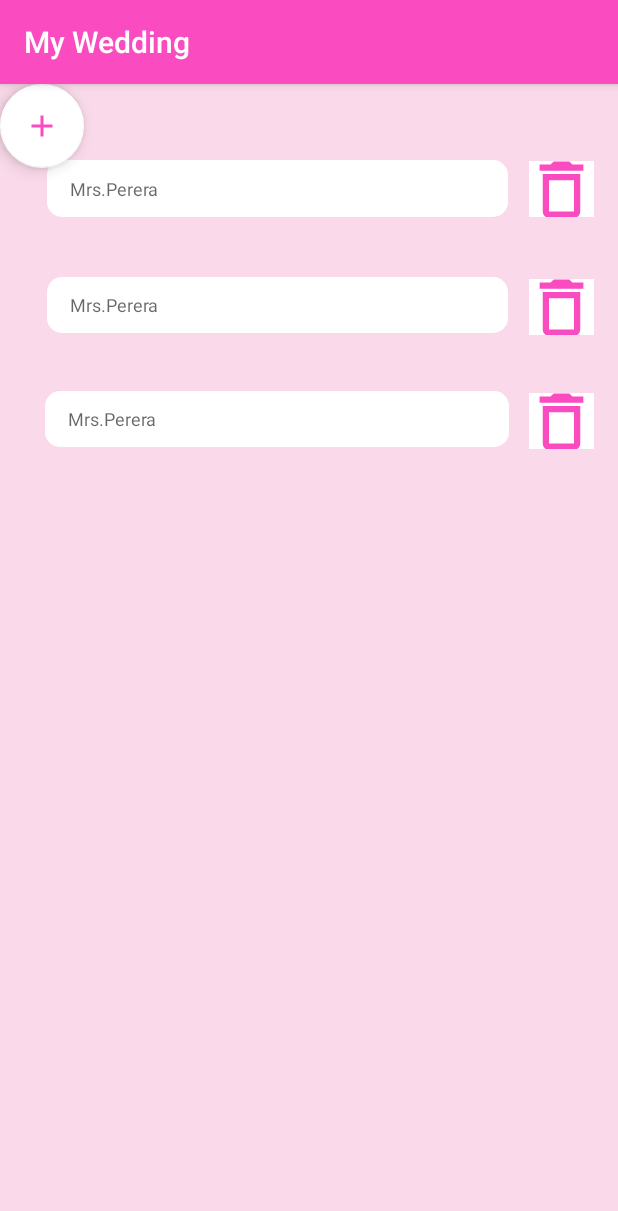
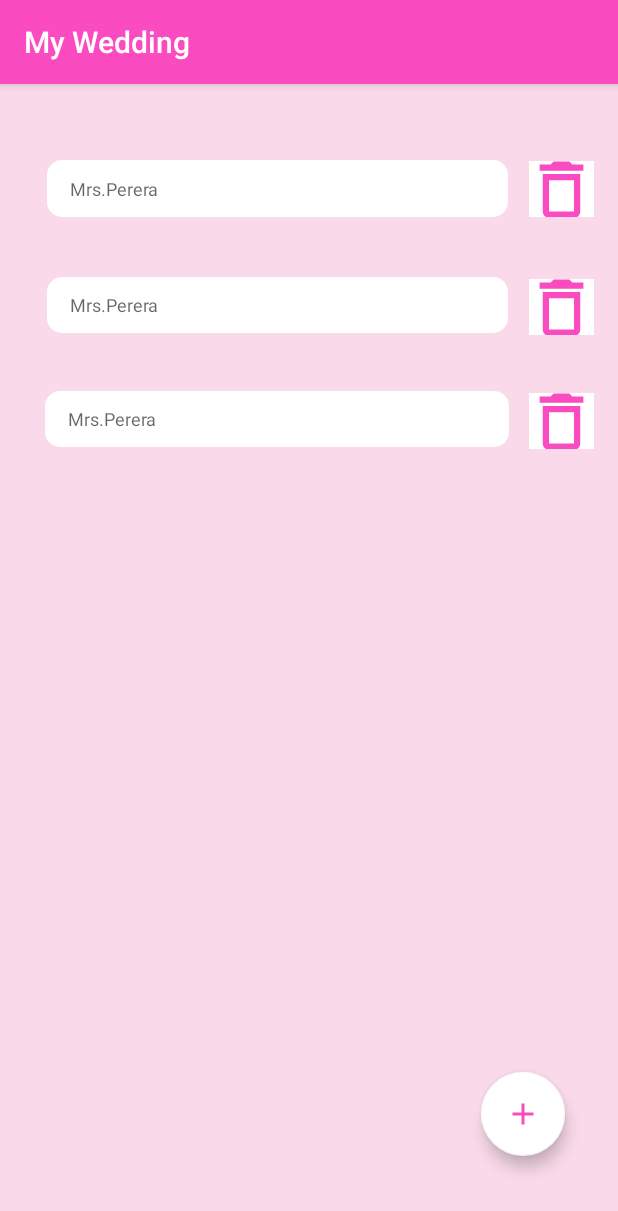
Before and after one commit to JeewHiddala/My-Wedding, an Android app: the screen it shows after launch (allGuests), on a phone screen of 412 x 824 dp. Shown: the top 1211 px of the screen. Run offline under Robolectric (Android 15) with nearby library versions, the phone set to English and light mode, and no system bars; Roboto replaces fonts that are not available here.

Commit message:
Guest management second commit-edit1

```diff
--- a/app/src/main/res/layout/activity_all_guests.xml
+++ b/app/src/main/res/layout/activity_all_guests.xml
@@ -112,8 +112,12 @@
         android:backgroundTint="@color/justWhite"
         android:clickable="true"
         app:backgroundTint="@color/justWhite"
-        app:srcCompat="@drawable/ic_baseline_add_24"
-        tools:layout_editor_absoluteX="328dp"
-        tools:layout_editor_absoluteY="517dp" />
+        app:layout_constraintBottom_toBottomOf="parent"
+        app:layout_constraintEnd_toEndOf="parent"
+        app:layout_constraintHorizontal_bias="0.901"
+        app:layout_constraintStart_toStartOf="parent"
+        app:layout_constraintTop_toTopOf="parent"
+        app:layout_constraintVertical_bias="0.925"
+        app:srcCompat="@drawable/ic_baseline_add_24" />
 
 </androidx.constraintlayout.widget.ConstraintLayout>
```
